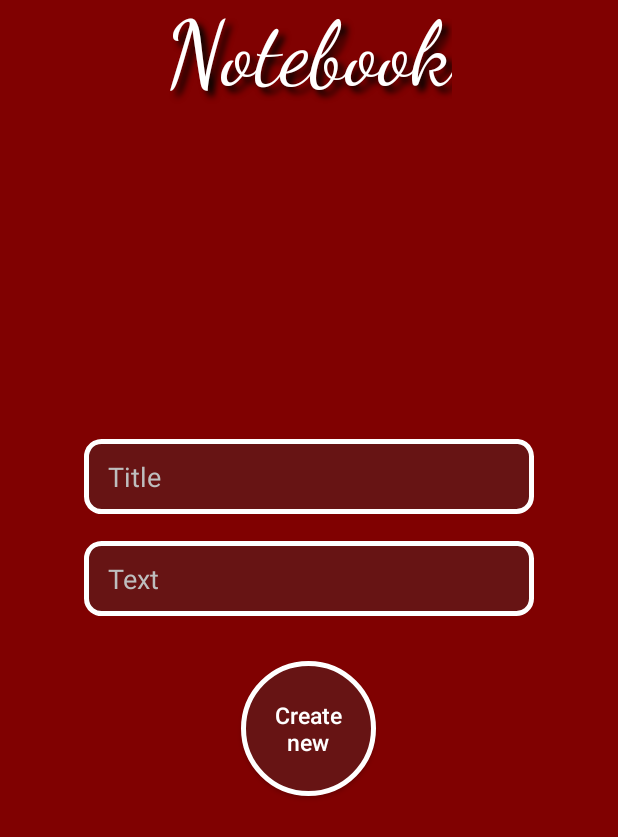
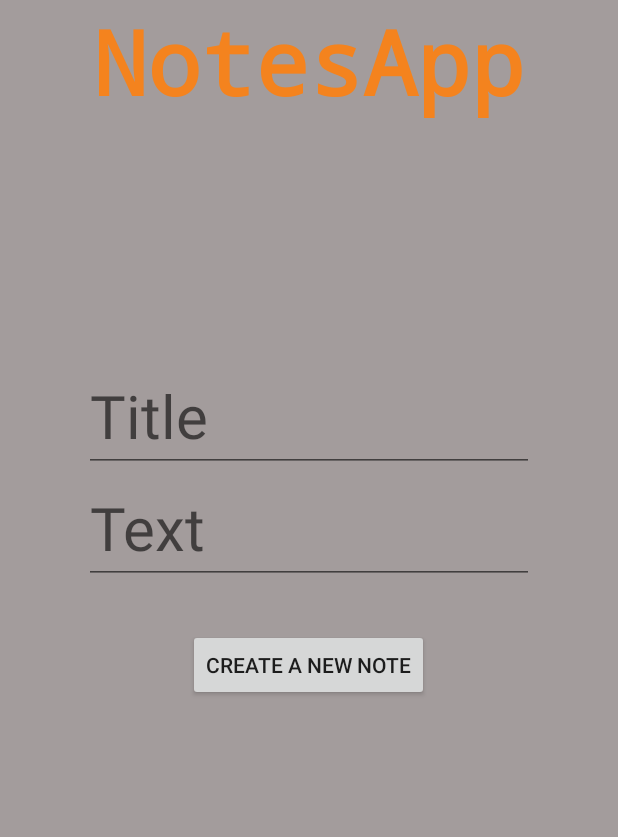
Before and after one commit to NadezhdaMura/NotesAppVersion2, an Android app: the fragment CreatingFragment placed in its activity, on a phone screen of 412 x 824 dp. Shown: the top 837 px of the screen. Run offline under Robolectric (Android 15) with nearby library versions, the phone set to English and light mode, and no system bars; our stand-ins replace Room's generated code.

Commit message:
Finished app

```diff
--- a/app/src/main/java/com/example/notesapp/ui/CreatingFragment.kt
+++ b/app/src/main/java/com/example/notesapp/ui/CreatingFragment.kt
@@ -27,9 +27,9 @@ class CreatingFragment : Fragment(),CoroutineScope {
 
     override fun onViewCreated(view: View, savedInstanceState: Bundle?) {
         val repo = NoteRepository()
-        createNew.setOnClickListener {
-            val title = noteTitle.text.toString()
-            val text = noteText.text.toString()
+        createNewButton.setOnClickListener {
+            val title = editTextTitle.text.toString()
+            val text = editTextText.text.toString()
 
             if (title.isNotBlank() && text.isNotBlank()) {
                 launch {
--- a/app/src/main/java/com/example/notesapp/ui/ListFragment.kt
+++ b/app/src/main/java/com/example/notesapp/ui/ListFragment.kt
@@ -31,7 +31,7 @@ class ListFragment: Fragment(),CoroutineScope {
                 repo.deleteNote(it)
             }
         }
-        notesList.adapter = adapter
+        recyclerView.adapter = adapter
 
         launch {
             adapter.addNotes(repo.getAllNotes())
--- a/app/src/main/java/com/example/notesapp/ui/NavFragment.kt
+++ b/app/src/main/java/com/example/notesapp/ui/NavFragment.kt
@@ -21,14 +21,14 @@ class NavFragment : Fragment() {
 
     override fun onViewCreated(view: View, savedInstanceState: Bundle?) {
 
-        creatingFragmentBtn.setOnClickListener {
+        createNewButton.setOnClickListener {
             fragmentManager?.beginTransaction()
                 ?.replace(R.id.fragmentContainer,CreatingFragment())
                 ?.addToBackStack(null)
                 ?.commit()
         }
 
-        notesListBtn.setOnClickListener {
+        listOfNotes.setOnClickListener {
             fragmentManager?.beginTransaction()
                 ?.replace(R.id.fragmentContainer,ListFragment())
                 ?.addToBackStack(null)
--- /dev/null
+++ b/app/src/main/res/drawable/ic_delete.xml
@@ -0,0 +1,5 @@
+<vector android:height="24dp" android:tint="#D41612"
+    android:viewportHeight="24" android:viewportWidth="24"
+    android:width="24dp" xmlns:android="http://schemas.android.com/apk/res/android">
+    <path android:fillColor="@android:color/white" android:pathData="M6,19c0,1.1 0.9,2 2,2h8c1.1,0 2,-0.9 2,-2V7H6v12zM19,4h-3.5l-1,-1h-5l-1,1H5v2h14V4z"/>
+</vector>
--- a/app/src/main/res/layout/fragment_creating.xml
+++ b/app/src/main/res/layout/fragment_creating.xml
@@ -1,77 +1,46 @@
 <?xml version="1.0" encoding="utf-8"?>
-<androidx.constraintlayout.widget.ConstraintLayout
+<RelativeLayout
     xmlns:android="http://schemas.android.com/apk/res/android"
-    xmlns:app="http://schemas.android.com/apk/res-auto"
     android:layout_width="match_parent"
     android:layout_height="match_parent"
-    android:background="#800101">
-
+    android:background="#A39C9C">
     <TextView
         android:layout_width="wrap_content"
         android:layout_height="wrap_content"
-        android:text="Notebook"
-        android:textSize="60dp"
-        android:fontFamily="cursive"
-        android:textColor="#FFFFFF"
-        android:shadowColor="#020402"
-        android:shadowDx="6"
-        android:shadowDy="6"
-        android:shadowRadius="5"
-        app:layout_constraintStart_toStartOf="parent"
-        app:layout_constraintEnd_toEndOf="parent"
-        app:layout_constraintTop_toTopOf="parent"/>
+        android:layout_alignParentTop="true"
+        android:layout_centerInParent="true"
+        android:text="NotesApp"
+        android:textSize="60sp"
+        android:fontFamily="monospace"
+        android:textColor="@color/colorPrimaryDark"
+        android:textStyle="bold"/>
 
-    <LinearLayout
-        android:layout_width="match_parent"
-        android:layout_height="match_parent"
-        android:gravity="center"
-        android:orientation="vertical"
-        app:layout_constraintBottom_toBottomOf="parent"
-        app:layout_constraintEnd_toEndOf="parent"
-        app:layout_constraintStart_toStartOf="parent"
-        app:layout_constraintTop_toTopOf="parent">
+    <EditText
+        android:id="@+id/editTextTitle"
+        android:layout_width="300dp"
+        android:layout_height="wrap_content"
+        android:layout_centerInParent="true"
+        android:hint="Title"
+        android:textColor="@color/colorPrimaryDark"
+        android:layout_alignParentTop="true"
+        android:layout_marginTop="240dp"
+        android:textSize="40sp" />
+    <EditText
+        android:id="@+id/editTextText"
+        android:layout_width="300dp"
+        android:layout_height="wrap_content"
+        android:layout_centerInParent="true"
+        android:hint="Text"
+        android:textColor="@color/colorPrimaryDark"
+        android:layout_below="@+id/editTextTitle"
+        android:textSize="40sp" />
+    <Button
+        android:id="@+id/createNewButton"
+        android:layout_width="wrap_content"
+        android:layout_height="wrap_content"
+        android:layout_below="@+id/editTextText"
+        android:layout_centerInParent="true"
+        android:text="Create a new note"
+        android:layout_marginTop="30dp"/>
 
-        <EditText
-            android:id="@+id/noteTitle"
-            android:layout_width="wrap_content"
-            android:layout_height="50dp"
-            android:layout_marginBottom="10dp"
-            android:background="@drawable/edittext_back"
-            android:hint="@string/title"
-            android:maxLines="1"
-            android:paddingLeft="16dp"
-            android:textColor="@android:color/white"
-            android:textColorHint="@android:color/secondary_text_dark"/>
-
-        <EditText
-            android:id="@+id/noteText"
-            android:layout_width="wrap_content"
-            android:layout_height="50dp"
-            android:layout_marginTop="8dp"
-            android:layout_marginBottom="10dp"
-            android:background="@drawable/edittext_back"
-            android:hint="@string/text"
-            android:maxLines="5"
-            android:paddingLeft="16dp"
-            android:textColor="@android:color/white"
-            android:textColorHint="@android:color/secondary_text_dark"/>
-
-
-
-
-        <Button
-            android:id="@+id/createNew"
-            android:layout_width="90dp"
-            android:layout_height="90dp"
-            android:text="Create new"
-            android:padding="10dp"
-            android:textAllCaps="false"
-            android:textSize="15dp"
-            android:shadowDx="3"
-            android:shadowDy="3"
-            android:shadowRadius="5"
-            android:textColor="@android:color/white"
-            android:background="@drawable/button_back"
-            android:layout_marginTop="20dp"/>
-    </LinearLayout>
-</androidx.constraintlayout.widget.ConstraintLayout>
+</RelativeLayout>
--- a/app/src/main/res/layout/notes_list_item.xml
+++ b/app/src/main/res/layout/notes_list_item.xml
@@ -24,7 +24,7 @@
         android:layout_height="wrap_content"
         android:textStyle="bold"
         android:textSize="22sp"
-        android:textColor="@android:color/white"
+        android:textColor="@color/colorPrimaryDark"
         tools:text="Title"/>
 
 
@@ -33,7 +33,7 @@
         android:layout_width="match_parent"
         android:layout_height="wrap_content"
         android:textSize="16sp"
-        android:textColor="#FFFFFF"
+        android:textColor="@color/colorPrimaryDark"
         tools:text="Some text"/>
 
     </LinearLayout>
@@ -43,7 +43,7 @@
         android:layout_width="32dp"
         android:layout_height="32dp"
         android:layout_marginEnd="8dp"
-        android:src="@drawable/delete_vector_24"
+        android:src="@drawable/ic_delete"
         />
 
 </LinearLayout>
--- a/app/src/main/res/values/colors.xml
+++ b/app/src/main/res/values/colors.xml
@@ -1,6 +1,7 @@
 <?xml version="1.0" encoding="utf-8"?>
 <resources>
     <color name="colorPrimary">#6200EE</color>
-    <color name="colorPrimaryDark">#800101</color>
+    <color name="colorPrimaryDark">#F4831E</color>
     <color name="colorAccent">#03DAC5</color>
+    <color name="grey">#121111</color>
 </resources>
```
Also changed, not shown: app/src/main/res/drawable/delete_vector_24.xml (deleted, +0 -10 lines), app/src/main/res/layout/fragment_list.xml (+6 -11 lines), app/src/main/res/layout/fragment_navigation.xml (+21 -46 lines).
